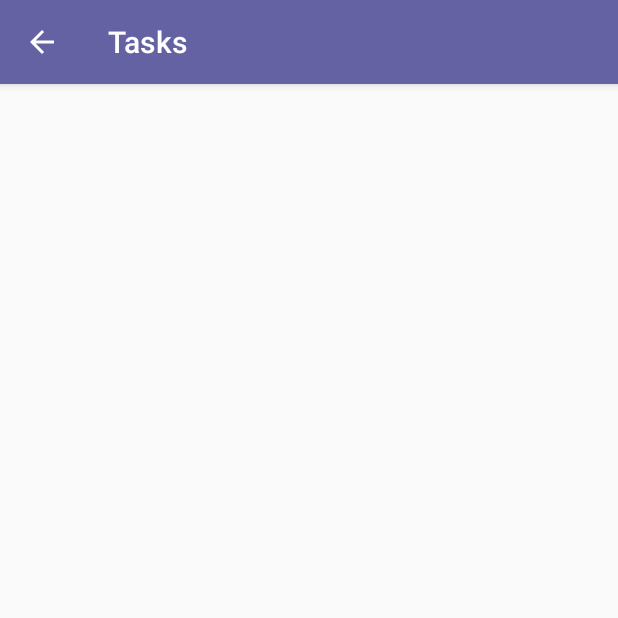
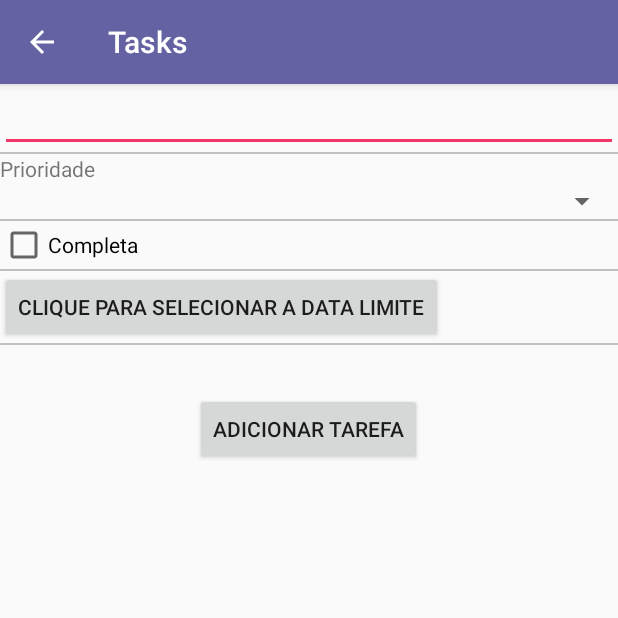
Before and after one commit to brunofrediani/taskapp, an Android app: the TaskActivity screen opened directly, with no data from a screen before it, on a phone screen of 412 x 824 dp, the top half of it. Run offline under Robolectric (Android 15) with nearby library versions, the phone set to English and light mode, and no system bars.

Commit message:
Layout - Cadastro de tarefas

```diff
--- a/app/src/main/java/com/bruno/tasks/view/TaskActivity.java
+++ b/app/src/main/java/com/bruno/tasks/view/TaskActivity.java
@@ -1,8 +1,15 @@
 package com.bruno.tasks.view;
 
 import android.os.Bundle;
+import android.view.MenuItem;
+import android.view.View;
+import android.widget.Button;
+import android.widget.CheckBox;
+import android.widget.EditText;
+import android.widget.Spinner;
 
 import androidx.activity.EdgeToEdge;
+import androidx.annotation.NonNull;
 import androidx.appcompat.app.AppCompatActivity;
 import androidx.core.graphics.Insets;
 import androidx.core.view.ViewCompat;
@@ -15,7 +22,7 @@ import com.bruno.tasks.viewmodel.TaskViewModel;
 import java.text.SimpleDateFormat;
 import java.util.Locale;
 
-public class TaskActivity extends AppCompatActivity {
+public class TaskActivity extends AppCompatActivity implements View.OnClickListener {
 
     private SimpleDateFormat mFormat = new SimpleDateFormat("dd/MM/yyyy", Locale.getDefault());
     private ViewHolder mViewHolder = new ViewHolder();
@@ -36,21 +43,61 @@ public class TaskActivity extends AppCompatActivity {
             getSupportActionBar().setDisplayHomeAsUpEnabled(true);
         }
 
+        //mapeamento elementos
+        this.mViewHolder.editDescription = findViewById(R.id.edit_description);
+        this.mViewHolder.spinnerPriority = findViewById(R.id.spinner_priority);
+        this.mViewHolder.checkComplete = findViewById(R.id.check_complete);
+        this.mViewHolder.buttonDate = findViewById(R.id.button_date);
+        this.mViewHolder.buttonSave = findViewById(R.id.button_save);
+
         // ViewModel
         this.mViewModel = new ViewModelProvider(this).get(TaskViewModel.class);
+
+        this.createEvents();
 
         // Cria observadores
         this.loadObservers();
     }
+
+    @Override
+    public void onClick(View view) {
+        int id = view.getId();
+        if (id == R.id.button_date){
+
+        } else if (id == R.id.button_save){
+
+        }
+    }
+
+    @Override
+    public boolean onOptionsItemSelected(@NonNull MenuItem item) {
+        if (item.getItemId() == android.R.id.home) {
+            getOnBackPressedDispatcher().onBackPressed();
+        }
+        return super.onOptionsItemSelected(item);
+    }
+
     /**
      * Observadores
      */
     private void loadObservers() {
     }
 
+    private void createEvents() {
+        this.mViewHolder.buttonDate.setOnClickListener(this);
+        this.mViewHolder.buttonSave.setOnClickListener(this);
+    }
+
+
+
     /**
      * ViewHolder
      */
     private static class ViewHolder {
+        EditText editDescription;
+        Spinner spinnerPriority;
+        CheckBox checkComplete;
+        Button buttonDate;
+        Button buttonSave;
     }
 }
--- a/app/src/main/res/layout/activity_task.xml
+++ b/app/src/main/res/layout/activity_task.xml
@@ -1,10 +1,59 @@
 <?xml version="1.0" encoding="utf-8"?>
-<androidx.constraintlayout.widget.ConstraintLayout xmlns:android="http://schemas.android.com/apk/res/android"
+<LinearLayout xmlns:android="http://schemas.android.com/apk/res/android"
     xmlns:app="http://schemas.android.com/apk/res-auto"
     xmlns:tools="http://schemas.android.com/tools"
     android:id="@+id/main"
+    android:padding="16dp"
     android:layout_width="match_parent"
     android:layout_height="match_parent"
+    android:orientation="vertical"
     tools:context=".view.TaskActivity">
 
-</androidx.constraintlayout.widget.ConstraintLayout>
+    <EditText
+        android:id="@+id/edit_description"
+        android:layout_width="match_parent"
+        android:layout_height="wrap_content"/>
+    <View
+        android:background="@color/colorGrayText"
+        android:layout_width="match_parent"
+        android:layout_height="1dp"/>
+    <TextView
+        android:layout_width="wrap_content"
+        android:layout_height="wrap_content"
+        android:text="@string/prioridade"/>
+    <Spinner
+        android:id="@+id/spinner_priority"
+        android:layout_width="match_parent"
+        android:layout_height="wrap_content"/>
+    <View
+        android:background="@color/colorGrayText"
+        android:layout_width="match_parent"
+        android:layout_height="1dp"/>
+    <CheckBox
+        android:id="@+id/check_complete"
+        android:text="@string/completa"
+        android:layout_width="wrap_content"
+        android:layout_height="wrap_content"/>
+    <View
+        android:background="@color/colorGrayText"
+        android:layout_width="match_parent"
+        android:layout_height="1dp"/>
+    <Button
+        android:id="@+id/button_date"
+        android:text="@string/clique_para_selecionar_a_data"
+        android:layout_width="wrap_content"
+        android:layout_height="wrap_content"/>
+    <View
+        android:background="@color/colorGrayText"
+        android:layout_width="match_parent"
+        android:layout_height="1dp"/>
+    <Button
+        android:id="@+id/button_save"
+        android:layout_width="wrap_content"
+        android:layout_height="wrap_content"
+        android:layout_gravity="center"
+        android:layout_marginTop="32dp"
+        android:text="@string/adicionar_tarefa"/>
+
+
+</LinearLayout>
```
